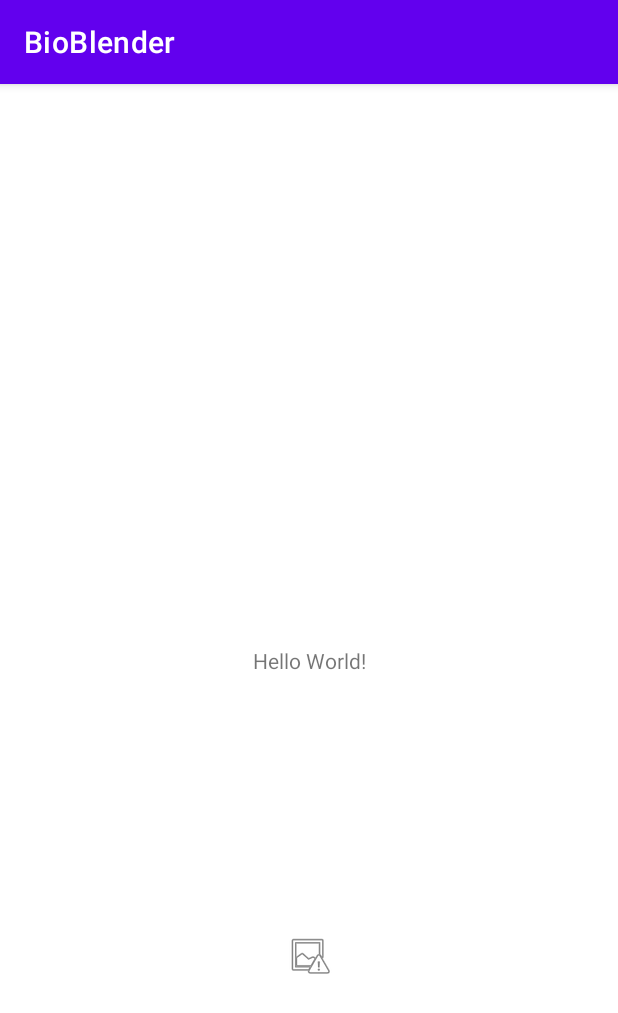
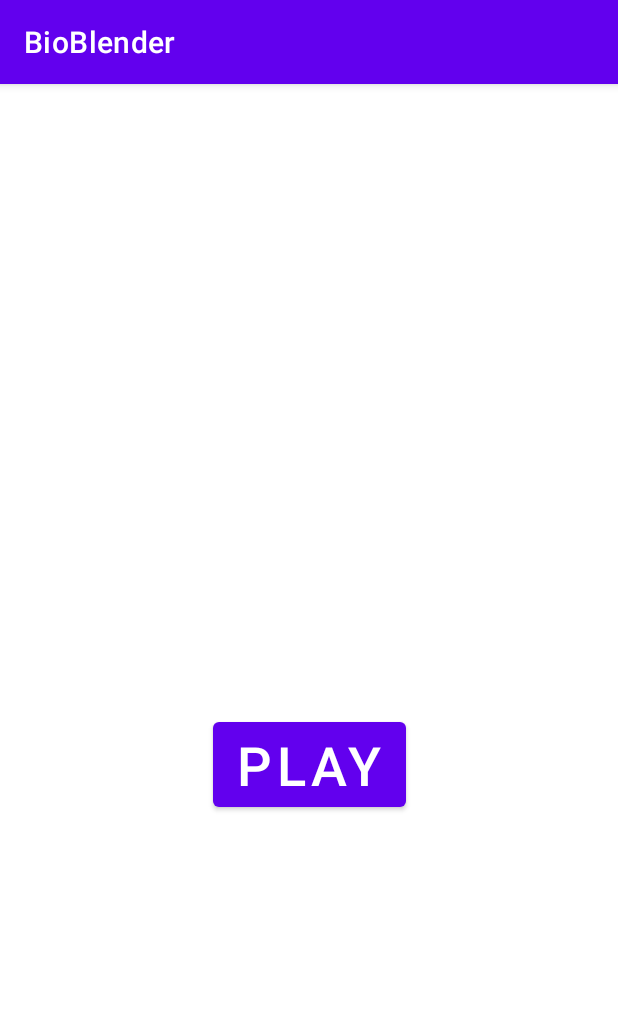
Before and after one commit to AvidEslami/BioBlender, an Android app: the screen it shows after launch (MainActivity), on a phone screen of 412 x 824 dp. Shown: the top 1013 px of the screen. Run offline under Robolectric (Android 15) with nearby library versions, the phone set to English and light mode, and no system bars; libraries missing offline, so code that uses them is left out: com.chaquo.python; 1 statement that could not run was skipped.

Commit message:
Added a main screen and a "blender" screen/activity. Added image web-import class "ImageLoadTask"

```diff
--- a/app/src/main/java/com/example/bioblender/MainActivity.java
+++ b/app/src/main/java/com/example/bioblender/MainActivity.java
@@ -2,41 +2,35 @@ package com.example.bioblender;
 
 import androidx.appcompat.app.AppCompatActivity;
 
-import android.content.Context;
-import android.graphics.drawable.Icon;
-import android.media.Image;
+import android.content.Intent;
 import android.os.Bundle;
 import android.view.View;
-import android.widget.ImageView;
-import android.widget.TextView;
+import android.widget.Button;
 import android.widget.Toast;
 
 import com.chaquo.python.PyObject;
 import com.chaquo.python.Python;
 import com.chaquo.python.android.AndroidPlatform;
 
-import org.w3c.dom.Text;
-
 import java.io.File;
 import java.io.FileInputStream;
 import java.io.FileOutputStream;
-
-import kotlin.text.UStringsKt;
 
 public class MainActivity extends AppCompatActivity {
 
     @Override
     protected void onCreate(Bundle savedInstanceState) {
-        TextView text1;
-        ImageView animal;
         super.onCreate(savedInstanceState);
         setContentView(R.layout.activity_main);
         initPython();
-        text1 = (TextView) findViewById(R.id.textView1);
-//        animal = (ImageView) findViewById(R.id.imageAnimal);
-        text1.setText(example());
-//        animal.setImageIcon(findImage());
-        example();
+        Button playButton = findViewById(R.id.playbtn);
+        playButton.setOnClickListener(new View.OnClickListener() {
+            @Override
+            public void onClick(View view) {
+                Intent intent = new Intent(MainActivity.this, BlenderActivity.class);
+                startActivity(intent);
+            }
+        });
     }
 
     private void initPython() {
--- a/app/src/main/res/layout/activity_main.xml
+++ b/app/src/main/res/layout/activity_main.xml
@@ -6,34 +6,15 @@
     android:layout_height="match_parent"
     tools:context=".MainActivity">
 
-    <TextView
-        android:id="@+id/textView2"
+    <Button
+        android:id="@+id/playbtn"
         android:layout_width="wrap_content"
         android:layout_height="wrap_content"
-        android:text="Hello World!"
+        android:text="Play"
+        android:textSize="36sp"
         app:layout_constraintBottom_toBottomOf="parent"
         app:layout_constraintEnd_toEndOf="parent"
         app:layout_constraintStart_toStartOf="parent"
-        app:layout_constraintTop_toTopOf="parent" />
-
-    <TextView
-        android:id="@+id/textView1"
-        android:layout_width="wrap_content"
-        android:layout_height="wrap_content"
-        android:text="Hello 2"
-        app:layout_constraintBottom_toTopOf="@+id/textView2"
-        app:layout_constraintEnd_toEndOf="parent"
-        app:layout_constraintStart_toStartOf="parent"
-        app:layout_constraintTop_toTopOf="parent" />
-
-    <ImageView
-        android:id="@+id/imageAnimal"
-        android:layout_width="wrap_content"
-        android:layout_height="wrap_content"
-        app:layout_constraintBottom_toBottomOf="parent"
-        app:layout_constraintEnd_toEndOf="parent"
-        app:layout_constraintStart_toStartOf="parent"
-        app:layout_constraintTop_toBottomOf="@+id/textView2"
-        app:srcCompat="@android:drawable/ic_menu_report_image" />
-
+        app:layout_constraintTop_toTopOf="parent"
+        app:layout_constraintVertical_bias="0.6" />
 </androidx.constraintlayout.widget.ConstraintLayout>
```
Also changed, not shown: app/src/main/AndroidManifest.xml (+6 -2 lines), app/src/main/java/com/example/bioblender/BlenderActivity.java (added, +43 -0 lines), app/src/main/java/com/example/bioblender/ImageLoadTask.java (added, +44 -0 lines), app/src/main/res/layout/activity_blender.xml (added, +75 -0 lines).
